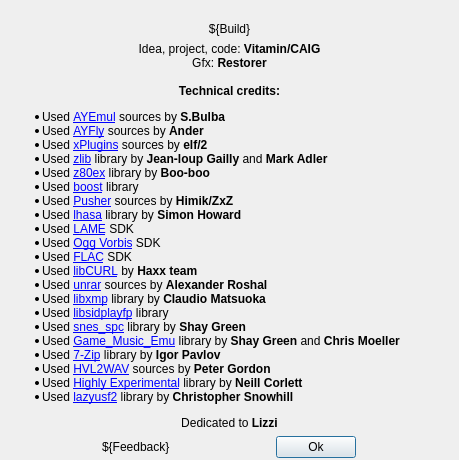
Old version of the form apps/zxtune-qt/ui/informational/aboutdialog.ui in the repository vitamin-caig/zxtune.
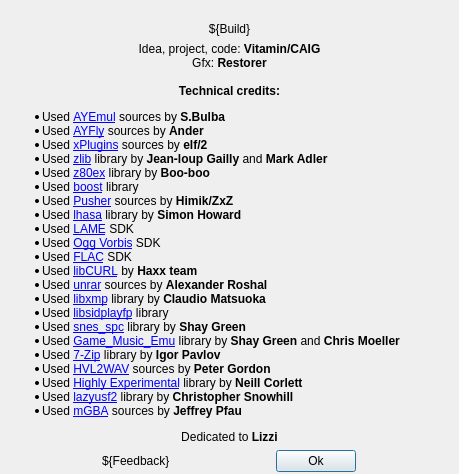
New version of the form. Icons and pictures are not drawn.

Commit message: zxtune-qt: add mGBA credits.

The edit to the form file:
```diff
--- a/apps/zxtune-qt/ui/informational/aboutdialog.ui
+++ b/apps/zxtune-qt/ui/informational/aboutdialog.ui
@@ -92,6 +92,7 @@
 &lt;li&gt;Used &lt;a href=&quot;http://www.petergordon.org.uk/&quot;&gt;HVL2WAV&lt;/a&gt; sources by &lt;b&gt;Peter Gordon&lt;/b&gt;&lt;/li&gt;
 &lt;li&gt;Used &lt;a href=&quot;https://github.com/kode54/Highly_Experimental/&quot;&gt;Highly Experimental&lt;/a&gt; library by &lt;b&gt;Neill Corlett&lt;/b&gt;&lt;/li&gt;
 &lt;li&gt;Used &lt;a href=&quot;https://bitbucket.org/kode54/lazyusf2/&quot;&gt;lazyusf2&lt;/a&gt; library by &lt;b&gt;Christopher Snowhill&lt;/b&gt;&lt;/li&gt;
+&lt;li&gt;Used &lt;a href=&quot;http://mgba.io/&quot;&gt;mGBA&lt;/a&gt; sources by &lt;b&gt;Jeffrey Pfau&lt;/b&gt;&lt;/li&gt;
 &lt;/ul&gt;
 
 &lt;center&gt;Dedicated to &lt;b&gt;Lizzi&lt;/b&gt;&lt;/center&gt;
```
The commit also changes 2 other files.
